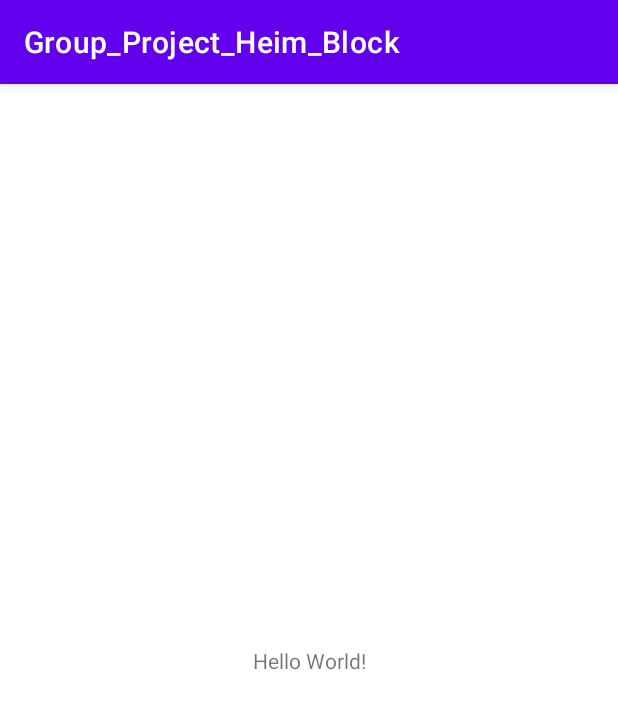
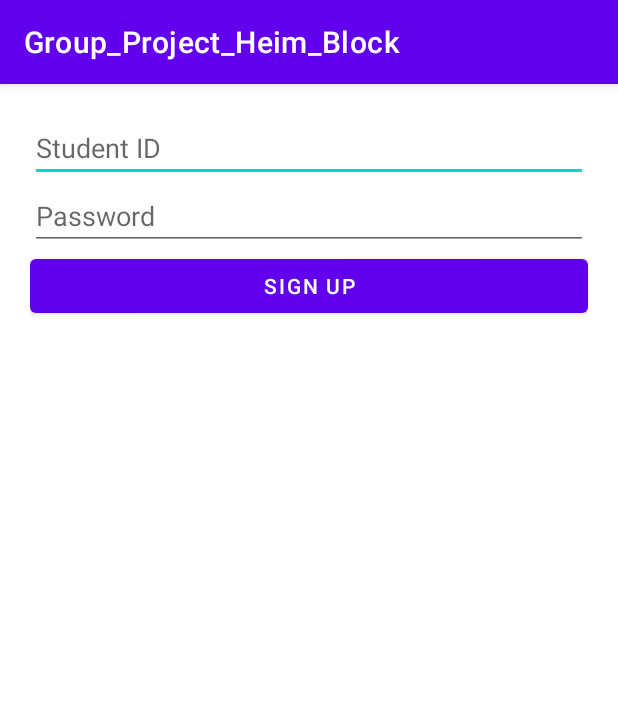
Before and after one commit to blockmel/Group_Project_Heim_Block, an Android app: the screen it shows after launch (MainActivity), on a phone screen of 412 x 824 dp. Shown: the top 709 px of the screen. Run offline under Robolectric (Android 15) with nearby library versions, the phone set to English and light mode, and no system bars; our stand-ins replace Firebase (no records; nobody signed in at launch, a user with empty details on screens opened directly).

Commit message:
add sign-up fields

```diff
--- a/app/src/main/AndroidManifest.xml
+++ b/app/src/main/AndroidManifest.xml
@@ -1,6 +1,8 @@
 <?xml version="1.0" encoding="utf-8"?>
 <manifest xmlns:android="http://schemas.android.com/apk/res/android"
     xmlns:tools="http://schemas.android.com/tools">
+
+    <uses-permission android:name="android.permission.INTERNET" />
 
     <application
         android:allowBackup="true"
--- a/app/src/main/java/de/hsas/inf/group_project_heim_block/MainActivity.kt
+++ b/app/src/main/java/de/hsas/inf/group_project_heim_block/MainActivity.kt
@@ -14,14 +14,16 @@ class MainActivity : AppCompatActivity() {
 
         val db = Firebase.firestore
 
-        // Create a new user with a first and last name
+
+// !!!       create a first user
+        /*// Create a new user with a first and last name
         val user = hashMapOf(
             "first" to "Ada",
             "last" to "Lovelace",
             "born" to 1815
         )
 
-// Add a new document with a generated ID
+        // Add a new document with a generated ID
         db.collection("users")
             .add(user)
             .addOnSuccessListener { documentReference ->
@@ -29,10 +31,43 @@ class MainActivity : AppCompatActivity() {
             }
             .addOnFailureListener { e ->
                 Log.w(TAG, "Error adding document", e)
-            }
+            }*/
 
 
+// !!!       create a second user
+        /*// Create a new user with a first, middle, and last name
+        val user = hashMapOf(
+            "first" to "Alan",
+            "middle" to "Mathison",
+            "last" to "Turing",
+            "born" to 1912
+        )
 
+        // Add a new document with a generated ID
+        db.collection("users")
+            .add(user)
+            .addOnSuccessListener { documentReference ->
+                Log.d(TAG, "DocumentSnapshot added with ID: ${documentReference.id}")
+            }
+            .addOnFailureListener { e ->
+                Log.w(TAG, "Error adding document", e)
+            }*/
+
+
+// !!!       Read data from database
+        /*db.collection("users")
+            .get()
+            .addOnSuccessListener { result ->
+                for (document in result) {
+                    Log.d(TAG, "${document.id} => ${document.data}")
+                }
+            }
+            .addOnFailureListener { exception ->
+                Log.w(TAG, "Error getting documents.", exception)
+            }*/
+
+
+// !!!       create multiple users at ones
         /*val usersCollection = db.collection("users")
 
         // Create a new user with a first and last name
--- a/app/src/main/res/layout/activity_database.xml
+++ /dev/null
@@ -1,7 +0,0 @@
-<?xml version="1.0" encoding="utf-8"?>
-<LinearLayout xmlns:android="http://schemas.android.com/apk/res/android"
-    android:orientation="vertical"
-    android:layout_width="match_parent"
-    android:layout_height="match_parent">
-
-</LinearLayout>
--- a/app/src/main/res/layout/activity_main.xml
+++ b/app/src/main/res/layout/activity_main.xml
@@ -1,18 +1,33 @@
 <?xml version="1.0" encoding="utf-8"?>
-<androidx.constraintlayout.widget.ConstraintLayout xmlns:android="http://schemas.android.com/apk/res/android"
+<LinearLayout xmlns:android="http://schemas.android.com/apk/res/android"
     xmlns:app="http://schemas.android.com/apk/res-auto"
     xmlns:tools="http://schemas.android.com/tools"
     android:layout_width="match_parent"
     android:layout_height="match_parent"
+    android:orientation="vertical"
+    android:padding="20dp"
     tools:context=".MainActivity">
 
-    <TextView
-        android:layout_width="wrap_content"
+    <EditText
+        android:layout_width="match_parent"
         android:layout_height="wrap_content"
-        android:text="Hello World!"
-        app:layout_constraintBottom_toBottomOf="parent"
-        app:layout_constraintEnd_toEndOf="parent"
-        app:layout_constraintStart_toStartOf="parent"
-        app:layout_constraintTop_toTopOf="parent" />
+        android:hint="@string/studentID"
+        android:id="@+id/email"
+        android:autofillHints="Email"
+        android:inputType="textEmailAddress" />
 
-</androidx.constraintlayout.widget.ConstraintLayout>
+    <EditText
+        android:id="@+id/password"
+        android:layout_width="match_parent"
+        android:layout_height="wrap_content"
+        android:hint="@string/password"
+        android:autofillHints="Password"
+        android:inputType="textPassword" />
+
+    <Button
+        android:id="@+id/signup"
+        android:text="@string/sign_up_button"
+        android:layout_width="match_parent"
+        android:layout_height="wrap_content" />
+
+</LinearLayout>
--- a/app/src/main/res/values/strings.xml
+++ b/app/src/main/res/values/strings.xml
@@ -1,3 +1,7 @@
 <resources>
     <string name="app_name">Group_Project_Heim_Block</string>
+    <string name="studentID">Student ID</string>
+    <string name="password">Password</string>
+    <string name="sign_up_button">Sign up</string>
+    <string name="sign_in_button">Sign in</string>
 </resources>
```
